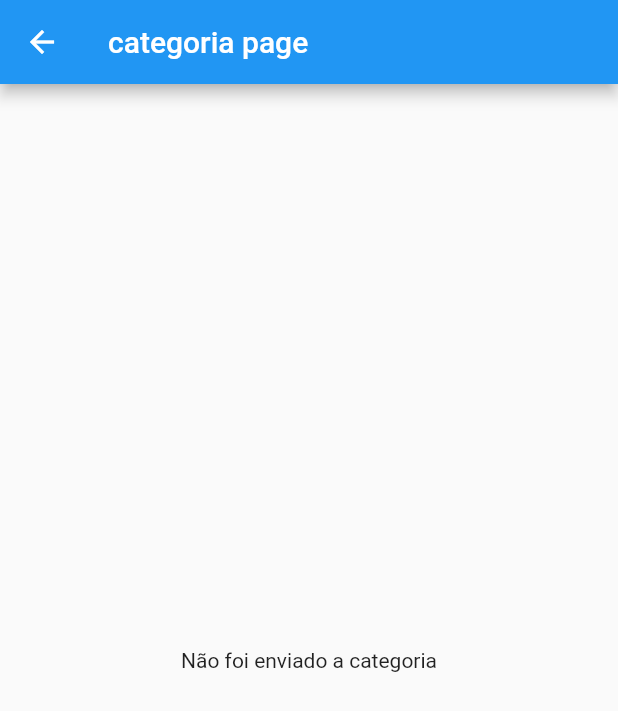
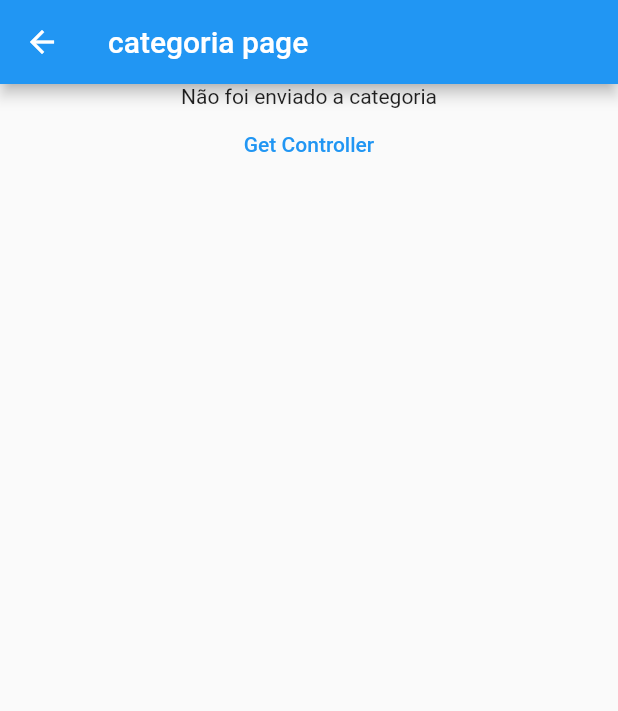
Before and after one commit to FilipeH14/flutter_modular_example, a Flutter app: the CategoriaPage screen opened by its route, on a phone screen of 412 x 824 dp. Shown: the top 711 px of the screen. Run offline on Flutter 3.47's test engine with Material 2 defaults, Android fonts, the phone set to English and light mode, and no system bars; our stand-ins replace flutter_modular.

Commit message:
iniciando injeção de dependência modular

```diff
--- a/lib/app/categoria/categoria_module.dart
+++ b/lib/app/categoria/categoria_module.dart
@@ -1,7 +1,13 @@
 import 'package:flutter_modular/flutter_modular.dart';
 import 'package:flutter_modular_example/app/categoria/categoria_page.dart';
+import 'package:flutter_modular_example/app/categoria/model/categoria_controller.dart';
 
 class CategoriaModule extends Module {
+  @override
+  List<Bind<Object>> get binds => [
+        Bind((i) => CategoriaController()),
+      ];
+
   @override
   List<ModularRoute> get routes => [
         ChildRoute(
--- a/lib/app/categoria/categoria_page.dart
+++ b/lib/app/categoria/categoria_page.dart
@@ -1,5 +1,6 @@
 import 'package:flutter/material.dart';
 import 'package:flutter_modular/flutter_modular.dart';
+import 'package:flutter_modular_example/app/categoria/model/categoria_controller.dart';
 
 class CategoriaPage extends StatefulWidget {
   final String? categoria;
@@ -18,7 +19,17 @@ class _CategoriaPageState extends State<CategoriaPage> {
     return Scaffold(
       appBar: AppBar(title: const Text('categoria page')),
       body: Center(
-        child: Text(widget.categoria ?? 'Não foi enviado a categoria'),
+        child: Column(
+          children: [
+            Text(widget.categoria ?? 'Não foi enviado a categoria'),
+            TextButton(
+              child: const Text('Get Controller'),
+              onPressed: () {
+                var controller = Modular.get<CategoriaController>();
+              },
+            ),
+          ],
+        ),
       ),
     );
   }
--- /dev/null
+++ b/lib/app/categoria/model/categoria_controller.dart
@@ -0,0 +1,7 @@
+import 'dart:developer';
+
+class CategoriaController {
+  CategoriaController() {
+    log('categoria model $hashCode');
+  }
+}
```
